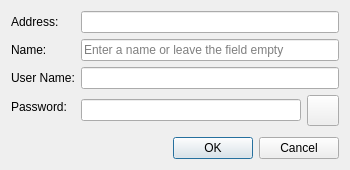
First picture: the form in source/client/ui/router_dialog.ui, repository dchapyshev/aspia, before the edit.
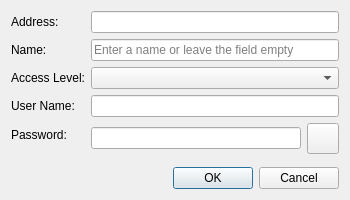
Second picture: the form after the edit. Icons and pictures are not drawn. Custom widgets are drawn as their Qt base class.

Patch:
```diff
--- a/source/client/ui/router_dialog.ui
+++ b/source/client/ui/router_dialog.ui
@@ -7,7 +7,7 @@
     <x>0</x>
     <y>0</y>
     <width>350</width>
-    <height>170</height>
+    <height>200</height>
    </rect>
   </property>
   <property name="windowTitle">
@@ -51,27 +51,37 @@
       </widget>
      </item>
      <item row="2" column="0">
+      <widget class="QLabel" name="label_session_type">
+       <property name="text">
+        <string>Access Level:</string>
+       </property>
+      </widget>
+     </item>
+     <item row="2" column="1">
+      <widget class="QComboBox" name="combo_session_type"/>
+     </item>
+     <item row="3" column="0">
       <widget class="QLabel" name="label_username">
        <property name="text">
         <string>User Name:</string>
        </property>
       </widget>
      </item>
-     <item row="2" column="1">
+     <item row="3" column="1">
       <widget class="QLineEdit" name="edit_username">
        <property name="maxLength">
         <number>64</number>
        </property>
       </widget>
      </item>
-     <item row="3" column="0">
+     <item row="4" column="0">
       <widget class="QLabel" name="label_password">
        <property name="text">
         <string>Password:</string>
        </property>
       </widget>
      </item>
-     <item row="3" column="1">
+     <item row="4" column="1">
       <layout class="QHBoxLayout" name="horizontalLayout_password">
        <item>
         <widget class="QLineEdit" name="edit_password">
```
